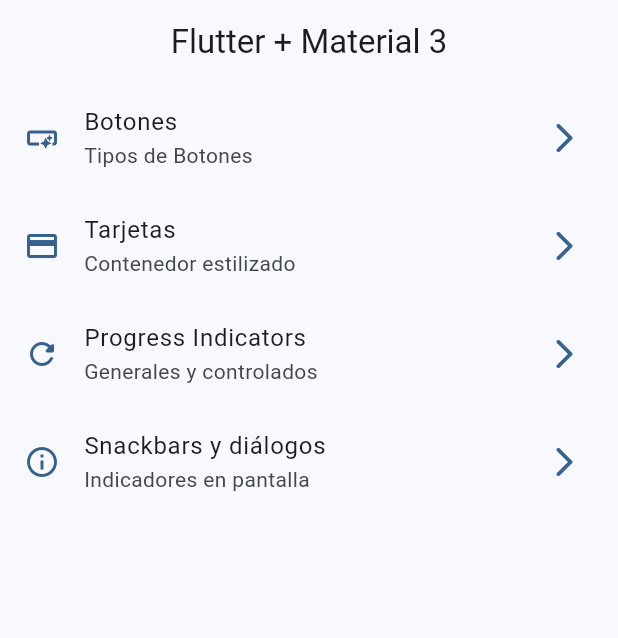
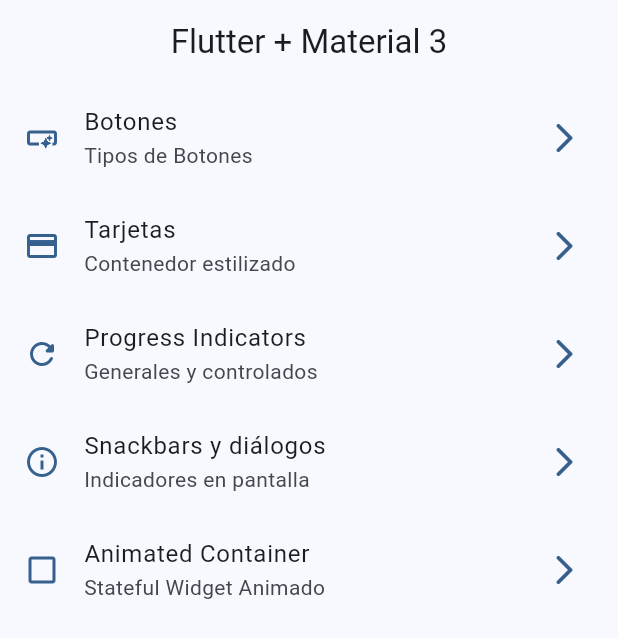
Before and after one commit to galaxymaple/flutter-widgets-app, a Flutter app: the screen it shows after launch, on a phone screen of 412 x 824 dp. Shown: the top 638 px of the screen. Run offline on Flutter 3.47's test engine with Material 2 defaults, Android fonts, the phone set to English and light mode, and no system bars; our stand-ins replace go_router.

Commit message:
Animated Container terminado

```diff
--- a/lib/config/menu/menu_items.dart
+++ b/lib/config/menu/menu_items.dart
@@ -41,4 +41,10 @@ const appMenuItems = <MenuItem>[
     link: '/snackbars',
     icon: Icons.info_outline
   ),
+    MenuItem(
+    title: 'Animated Container',
+    subTitle: 'Stateful Widget Animado',
+    link: '/animated',
+    icon: Icons.check_box_outline_blank_outlined
+  ),
 ];
--- a/lib/config/router/app_router.dart
+++ b/lib/config/router/app_router.dart
@@ -30,5 +30,10 @@ final appRouter = GoRouter(
       name: SnackbarScreen.name,
       builder: (context, state) => const SnackbarScreen(),
     ),
+    GoRoute(
+      path: '/animated',
+      name: AnimatedScreen.name,
+      builder: (context, state) => const AnimatedScreen(),
+    ),
   ],
 );
```
Also changed, not shown: lib/presentation/screens/animated/animated_screen.dart (+52 -2 lines).
